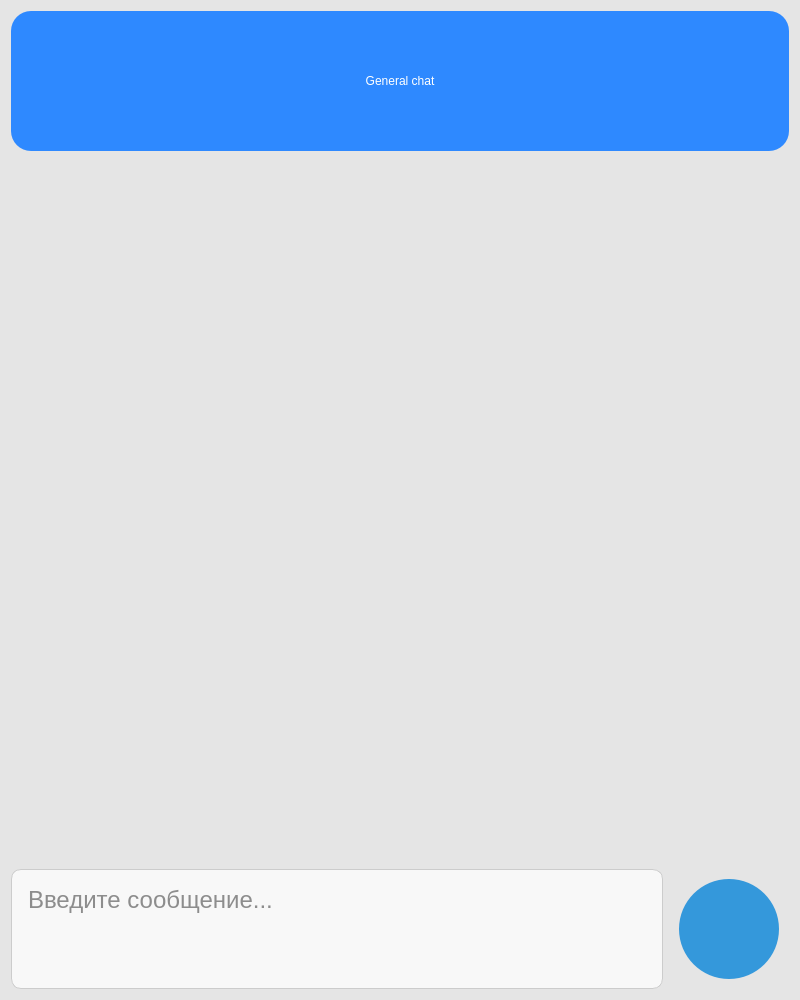
Above: window/chatwindow.ui from TimurOlegovichDev/general-chat-client before the change. Below: the same form after it.
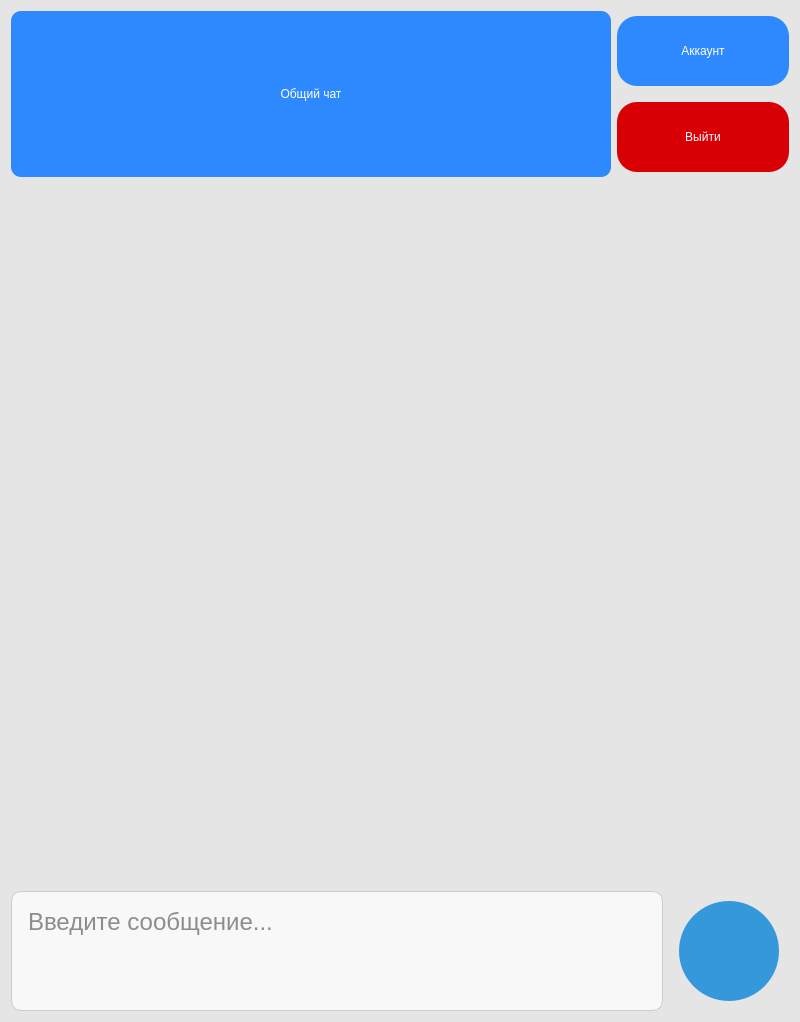
That is the form after the change. Icons and pictures are not drawn.

```diff
--- a/window/chatwindow.ui
+++ b/window/chatwindow.ui
@@ -7,7 +7,7 @@
     <x>0</x>
     <y>0</y>
     <width>800</width>
-    <height>1000</height>
+    <height>1022</height>
    </rect>
   </property>
   <property name="windowTitle">
@@ -20,23 +20,25 @@
   <property name="styleSheet">
    <string notr="true">background-color: rgb(229, 229, 229);</string>
   </property>
-  <layout class="QVBoxLayout" name="verticalLayout">
+  <layout class="QVBoxLayout" name="verticalLayout_2">
+   <item>
+    <layout class="QHBoxLayout" name="horizontalLayout_2">
    <item>
     <widget class="QLabel" name="label">
      <property name="minimumSize">
       <size>
-       <width>0</width>
+         <width>600</width>
        <height>140</height>
       </size>
      </property>
      <property name="styleSheet">
-      <string notr="true">font:  bold 36pt &quot;Verdana&quot;;
+        <string notr="true">font:  bold italic 36pt &quot;Verdana&quot;;
 color: rgb(255, 255, 255);
 background-color: rgb(46, 137, 255);
-border-radius: 20px;</string>
+border-radius: 10px;</string>
      </property>
      <property name="text">
-      <string>General chat</string>
+        <string>Общий чат</string>
      </property>
      <property name="alignment">
       <set>Qt::AlignCenter</set>
@@ -44,6 +46,90 @@
     </widget>
    </item>
    <item>
+      <layout class="QVBoxLayout" name="verticalLayout">
+       <item>
+        <widget class="QPushButton" name="pushButton_2">
+         <property name="minimumSize">
+          <size>
+           <width>100</width>
+           <height>80</height>
+          </size>
+         </property>
+         <property name="maximumSize">
+          <size>
+           <width>200</width>
+           <height>80</height>
+          </size>
+         </property>
+         <property name="styleSheet">
+          <string notr="true">QPushButton {
+    background-color: #2e89ff; /* Фоновый цвет кнопки */
+    color: white; /* Цвет текста */
+    border: none; /* Без рамки */
+    border-radius: 20px; /* Закругленные углы */
+    padding: 10px 20px; /* Отступы внутри кнопки */
+	font: 63 14pt &quot;Segoe UI Semibold&quot;;
+	margin-bottom: 5px;
+	margin-top: 5px;
+}
+
+QPushButton:hover {
+    background-color: #1d58a1; /* Темнее при наведении */
+}
+
+QPushButton:pressed {
+    background-color: #143c6d; /* Еще темнее при нажатии */
+}</string>
+         </property>
+         <property name="text">
+          <string>Аккаунт</string>
+         </property>
+        </widget>
+       </item>
+       <item>
+        <widget class="QPushButton" name="pushButton">
+         <property name="minimumSize">
+          <size>
+           <width>100</width>
+           <height>80</height>
+          </size>
+         </property>
+         <property name="maximumSize">
+          <size>
+           <width>200</width>
+           <height>80</height>
+          </size>
+         </property>
+         <property name="styleSheet">
+          <string notr="true">QPushButton {
+    background-color: #d80004; /* Фоновый цвет кнопки */
+    color: white; /* Цвет текста */
+    border: none; /* Без рамки */
+    border-radius: 20px; /* Закругленные углы */
+    padding: 10px 20px; /* Отступы внутри кнопки */
+    font: 63 14pt &quot;Segoe UI Semibold&quot;;
+	margin-top: 5px;
+	margin-bottom: 5px;
+}
+
+QPushButton:hover {
+    background-color: #930002; /* Темнее при наведении */
+}
+
+QPushButton:pressed {
+    background-color: #860002; /* Еще темнее при нажатии */
+}</string>
+         </property>
+         <property name="text">
+          <string>Выйти</string>
+         </property>
+        </widget>
+       </item>
+      </layout>
+     </item>
+    </layout>
+   </item>
+   <item>
     <widget class="QTextBrowser" name="textBrowser">
      <property name="minimumSize">
       <size>
@@ -94,7 +180,7 @@
       </widget>
      </item>
      <item>
-      <widget class="QPushButton" name="pushButton">
+      <widget class="QPushButton" name="sendButton">
        <property name="minimumSize">
         <size>
          <width>120</width>
@@ -103,8 +189,8 @@
        </property>
        <property name="maximumSize">
         <size>
-         <width>16777215</width>
-         <height>16777215</height>
+         <width>120</width>
+         <height>120</height>
         </size>
        </property>
        <property name="styleSheet">
```
Left out of the diff: 2 changed lines with no effect on the pictures. Lines whose indentation alone changed are shown as unchanged.
